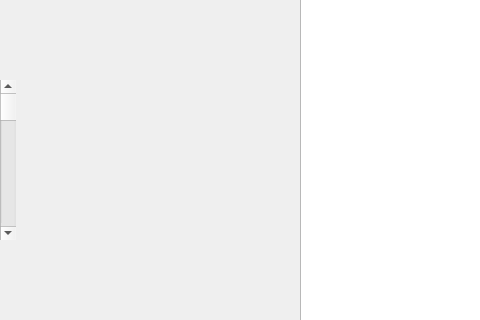
Old version of the form mainwindow.ui in the repository bionade24/registermachine102; both pictures show x 0 to 480 and y 170 to 490 of the 715 by 609 pixel window.
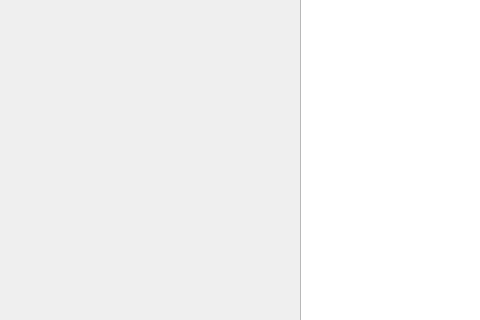
New version of the form.

Commit message: Remvoe unnecessary scroll bar on the left of mainwindow

What changed in the file:
```diff
--- a/mainwindow.ui
+++ b/mainwindow.ui
@@ -72,19 +72,6 @@
      <string>Befehlsregister</string>
     </property>
    </widget>
-   <widget class="QScrollBar" name="verticalScrollBar">
-    <property name="geometry">
-     <rect>
-      <x>0</x>
-      <y>250</y>
-      <width>16</width>
-      <height>160</height>
-     </rect>
-    </property>
-    <property name="orientation">
-     <enum>Qt::Vertical</enum>
-    </property>
-   </widget>
    <widget class="QPushButton" name="runButton">
     <property name="geometry">
      <rect>
```
Left out of the diff: 2 changed lines with no effect on the pictures.
